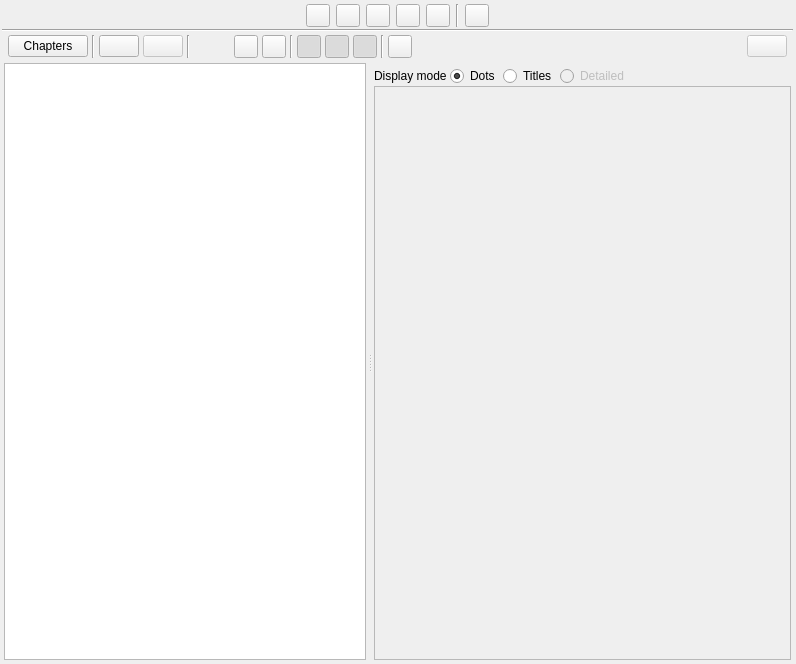
Old version of the form ui/scenes_view.ui in the repository zkovari/plotlyst.
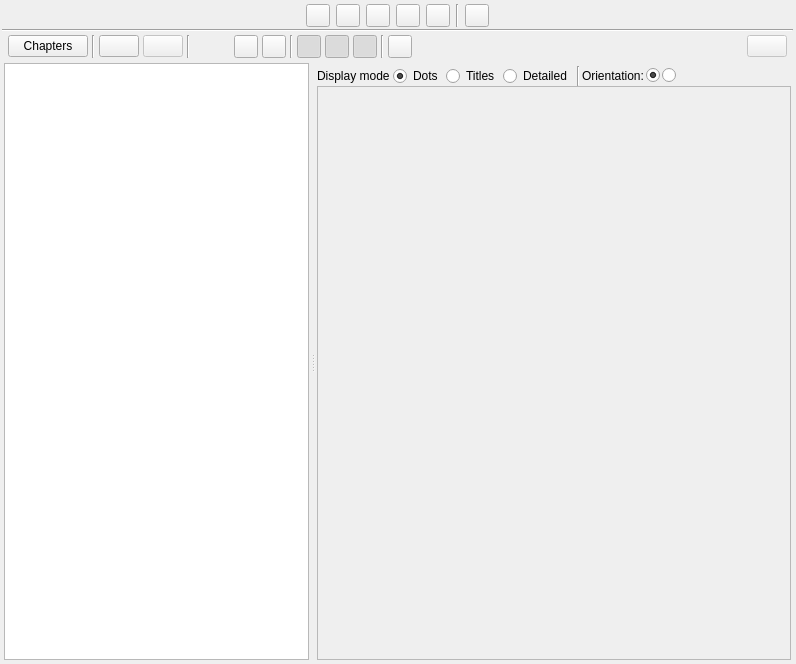
New version of the form. Custom widgets are drawn as their Qt base class.

Commit message: Add detailed view to storymap

```diff
--- a/ui/scenes_view.ui
+++ b/ui/scenes_view.ui
@@ -1013,7 +1013,7 @@
                  <item>
                   <widget class="QRadioButton" name="rbDetailed">
                    <property name="enabled">
-                    <bool>false</bool>
+                    <bool>true</bool>
                    </property>
                    <property name="cursor">
                     <cursorShape>PointingHandCursor</cursorShape>
@@ -1026,6 +1026,67 @@
                    </attribute>
                   </widget>
                  </item>
+                 <item>
+                  <widget class="QWidget" name="wdgOrientation" native="true">
+                   <layout class="QHBoxLayout" name="horizontalLayout_2">
+                    <property name="spacing">
+                     <number>2</number>
+                    </property>
+                    <property name="leftMargin">
+                     <number>2</number>
+                    </property>
+                    <property name="topMargin">
+                     <number>0</number>
+                    </property>
+                    <property name="rightMargin">
+                     <number>0</number>
+                    </property>
+                    <property name="bottomMargin">
+                     <number>0</number>
+                    </property>
+                    <item>
+                     <widget class="Line" name="line_7">
+                      <property name="orientation">
+                       <enum>Qt::Vertical</enum>
+                      </property>
+                     </widget>
+                    </item>
+                    <item>
+                     <widget class="QLabel" name="label_4">
+                      <property name="text">
+                       <string>Orientation:</string>
+                      </property>
+                     </widget>
+                    </item>
+                    <item>
+                     <widget class="QRadioButton" name="rbHorizontal">
+                      <property name="cursor">
+                       <cursorShape>PointingHandCursor</cursorShape>
+                      </property>
+                      <property name="text">
+                       <string/>
+                      </property>
+                      <property name="checked">
+                       <bool>true</bool>
+                      </property>
+                     </widget>
+                    </item>
+                    <item>
+                     <widget class="QRadioButton" name="rbVertical">
+                      <property name="cursor">
+                       <cursorShape>PointingHandCursor</cursorShape>
+                      </property>
+                      <property name="text">
+                       <string/>
+                      </property>
+                      <property name="checked">
+                       <bool>false</bool>
+                      </property>
+                     </widget>
+                    </item>
+                   </layout>
+                  </widget>
+                 </item>
                  <item>
                   <spacer name="horizontalSpacer_2">
                    <property name="orientation">
@@ -1051,7 +1112,7 @@
                    <rect>
                     <x>0</x>
                     <y>0</y>
-                    <width>408</width>
+                    <width>441</width>
                     <height>555</height>
                    </rect>
                   </property>
```
Left out of the diff: 18 changed lines with no effect on the pictures. The commit also changes 2 other files.
